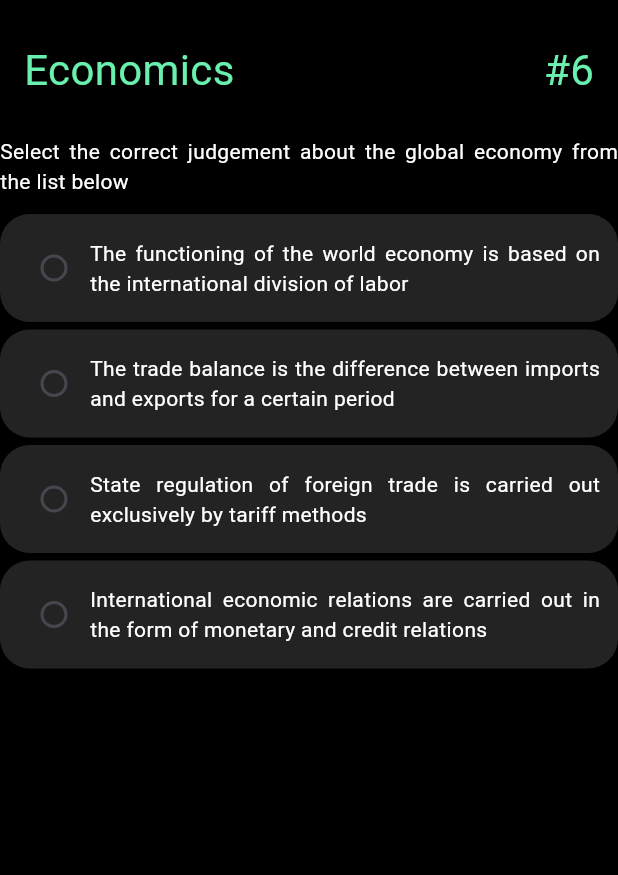
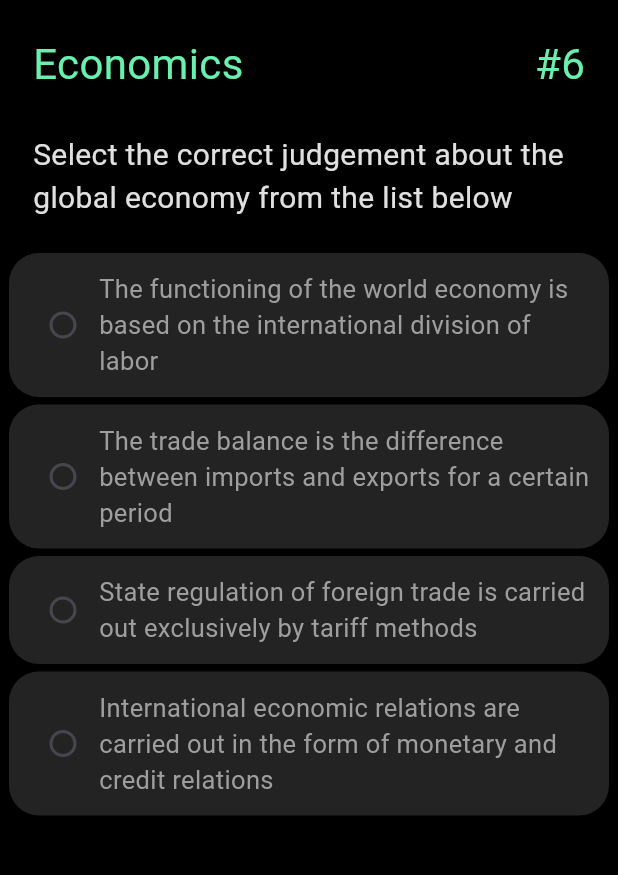
Before and after one commit to Dejito/exam_prep, a Flutter app: the RandomQuestion screen opened by its route, on a phone screen of 412 x 824 dp, the part 80-955 px from its top. Run offline on Flutter 3.47's test engine with Material 3 defaults, Android fonts, the phone set to English and light mode, and no system bars.

Commit message:
completed formatting questions and options card

```diff
--- a/lib/module/random_questions_attempt/random_question.dart
+++ b/lib/module/random_questions_attempt/random_question.dart
@@ -60,7 +60,7 @@ class RandomQuestion extends StatelessWidget {
                   child: CircleAvatar(
                     backgroundColor: Colors.grey.shade800,
                     radius: 24,
-                    child:  Icon(
+                    child:  const Icon(
                         Icons.apps,
                         color:Colors.white,
                       ),
@@ -74,11 +74,14 @@ class RandomQuestion extends StatelessWidget {
           )
         ],
       ),
-      body: Column(
-        children: [
-          randomQuestionsHeader(subject: 'Economics', questionNumber: 6),
-          questionsAndOptionsListView()
-        ],
+      body: SingleChildScrollView(
+        padding: const EdgeInsets.symmetric(horizontal: 6),
+        child: Column(
+          children: [
+            randomQuestionsHeader(subject: 'Economics', questionNumber: 6),
+            questionsAndOptionsListView()
+          ],
+        ),
       ),
     );
   }
--- a/lib/module/random_questions_attempt/random_questions_widget.dart
+++ b/lib/module/random_questions_attempt/random_questions_widget.dart
@@ -6,7 +6,7 @@ import '../widgets/custom_text_widget.dart';
 Widget randomQuestionsHeader(
     {required String subject, required int questionNumber}) {
   return Padding(
-    padding: const EdgeInsets.symmetric(horizontal: 16.0, vertical: 24),
+    padding: const EdgeInsets.symmetric(horizontal: 16.0, vertical: 20),
     child: Row(
       mainAxisAlignment: MainAxisAlignment.spaceBetween,
       children: [
@@ -26,8 +26,7 @@ Widget randomQuestionsHeader(
 }
 
 Widget questionsAndOptionsListView() {
-  return Container(
-    child: Column(
+  return Column(
     children: [
       ListView.builder(
         itemCount: questionsAndAnswersRepo.length,
@@ -37,10 +36,15 @@ Widget questionsAndOptionsListView() {
           return Column(
             crossAxisAlignment: CrossAxisAlignment.start,
             children: [
-                titleText(
+              Padding(
+                padding: const EdgeInsets.symmetric(horizontal: 16.0, vertical: 6),
+                child: titleText(
                   text: questionsAndAnswersRepo[i].question,
-                  color: Colors.white,
-                  bottomPadding: 12,
+                  color: Colors.grey.shade300,
+                  fontSize: 20,
+                  textAlign: TextAlign.start,
+                  bottomPadding: 16,
+                ),
               ),
               questionItemCard(
                 groupValue: "",
@@ -53,7 +57,6 @@ Widget questionsAndOptionsListView() {
         },
       )
     ],
-    ),
   );
 }
 
@@ -67,10 +70,10 @@ Widget questionItemCard({
       return Column(
         children: [
           Container(
-            padding: EdgeInsets.symmetric(horizontal: 12, vertical: 12),
+            padding: const EdgeInsets.symmetric(horizontal: 12, vertical: 12),
             decoration: BoxDecoration(
               borderRadius: BorderRadius.circular(20),
-              color: Color(0xFF232323),
+              color: const Color(0xFF232323),
             ),
             child: Row(
               children: [
@@ -83,7 +86,9 @@ Widget questionItemCard({
                 Expanded(
                   child: titleText(
                     text: option,
-                    color: Colors.white,
+                    fontSize: 17,
+                    color: Colors.grey.shade500,
+                    textAlign: TextAlign.start
                   ),
                 ),
               ],
```
Lines whose indentation alone changed are shown as unchanged.
